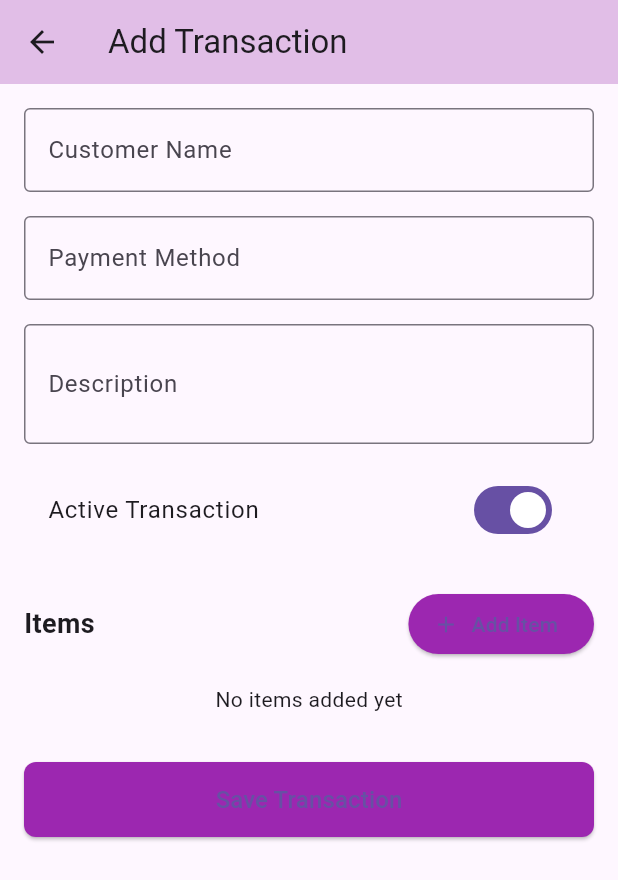
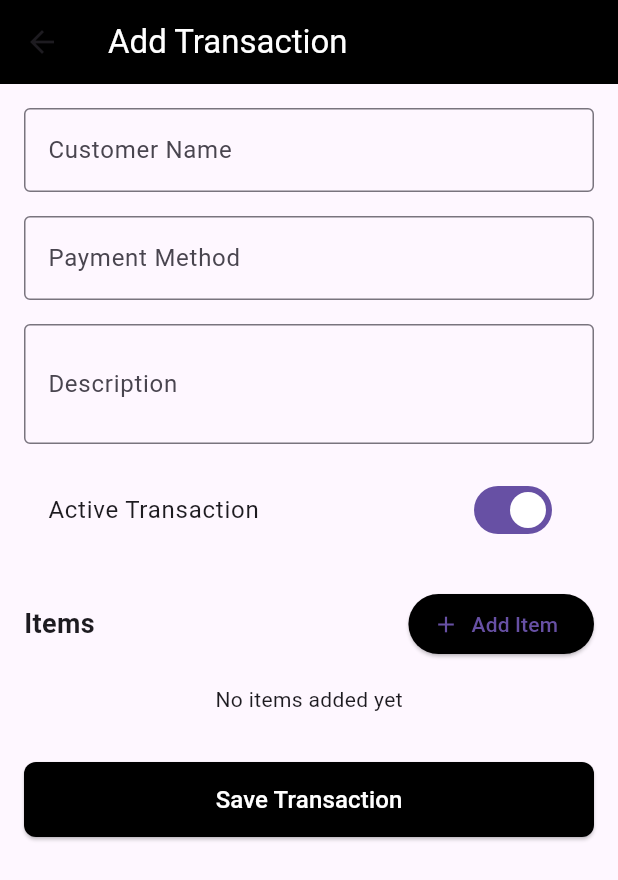
Before and after one commit to LasenSanvidu/bizmart, a Flutter app: the TransactionsScreen screen opened directly, after a tap on the "add" icon, on a phone screen of 412 x 824 dp. Shown: the top 880 px of the screen. Run offline on Flutter 3.47's test engine with Material 3 defaults, Android fonts, the phone set to English and light mode, and no system bars; our stand-ins replace cached_network_image, carousel_slider, cloud_firestore, curved_navigation_bar, dio, firebase_auth and 14 more; missing offline and left inert: flutter_firebase_chat_core, flutter_stripe; accounts and stored records are empty.

Commit message:
Changed the theme f the screen

```diff
--- a/lib/transaction_screen.dart
+++ b/lib/transaction_screen.dart
@@ -189,10 +189,10 @@ class _TransactionsScreenState extends State<TransactionsScreen> {
   Widget build(BuildContext context) {
     return Scaffold(
       appBar: AppBar(
-        backgroundColor: Colors.purple[100],
+        backgroundColor: Colors.black,
         elevation: 0,
         leading: IconButton(
-          icon: const Icon(Icons.arrow_back),
+          icon: const Icon(Icons.arrow_back, color: Colors.white),
           onPressed: () {
             // Handle navigation back
           },
@@ -205,11 +205,14 @@ class _TransactionsScreenState extends State<TransactionsScreen> {
             padding: const EdgeInsets.all(16.0),
             child: Row(
               children: [
-                Icon(Icons.account_balance_wallet, color: Colors.purple),
+                Icon(Icons.account_balance_wallet, color: Colors.white),
                 const SizedBox(width: 9),
                 const Text(
                   'Transactions',
-                  style: TextStyle(fontSize: 18, fontWeight: FontWeight.bold),
+                  style: TextStyle(
+                      fontSize: 18,
+                      fontWeight: FontWeight.bold,
+                      color: Colors.white),
                 ),
               ],
             ),
@@ -228,19 +231,23 @@ class _TransactionsScreenState extends State<TransactionsScreen> {
 
                 // Handle errors
                 if (snapshot.hasError) {
-                  return Center(child: Text('Error: ${snapshot.error}'));
+                  return Center(
+                      child: Text('Error: ${snapshot.error}',
+                          style: TextStyle(color: Colors.white)));
                 }
 
                 // Check if there are no transactions
                 if (!snapshot.hasData || snapshot.data!.docs.isEmpty) {
-                  return const Center(child: Text('No transactions found'));
+                  return const Center(
+                      child: Text('No transactions found',
+                          style: TextStyle(color: Colors.white)));
                 }
 
                 // Build the list of transactions
                 return ListView.separated(
                   itemCount: snapshot.data!.docs.length,
                   separatorBuilder: (context, index) =>
-                      const Divider(height: 1),
+                      const Divider(height: 1, color: Colors.grey),
                   itemBuilder: (context, index) {
                     DocumentSnapshot doc = snapshot.data!.docs[index];
                     Transaction transaction = Transaction.fromFirestore(doc);
@@ -266,6 +273,7 @@ class _TransactionsScreenState extends State<TransactionsScreen> {
                                 transaction.customerName,
                                 style: const TextStyle(
                                   fontWeight: FontWeight.w500,
+                                  color: Colors.white,
                                 ),
                               ),
                             ),
@@ -274,7 +282,7 @@ class _TransactionsScreenState extends State<TransactionsScreen> {
                               child: Text(
                                 transaction.paymentMethod,
                                 style: TextStyle(
-                                  color: Colors.grey[600],
+                                  color: Colors.grey[400],
                                 ),
                               ),
                             ),
@@ -285,6 +293,7 @@ class _TransactionsScreenState extends State<TransactionsScreen> {
                                 textAlign: TextAlign.right,
                                 style: const TextStyle(
                                   fontWeight: FontWeight.bold,
+                                  color: Colors.white,
                                 ),
                               ),
                             ),
@@ -330,8 +339,8 @@ class _TransactionsScreenState extends State<TransactionsScreen> {
             ),
           );
         },
-        backgroundColor: Colors.purple,
-        child: const Icon(Icons.add),
+        backgroundColor: Colors.white,
+        child: const Icon(Icons.add, color: Colors.black),
       ),
     );
   }
@@ -349,12 +358,15 @@ class TransactionDetailScreen extends StatelessWidget {
     return Scaffold(
       appBar: AppBar(
         title: const Text('Transaction Details',
-            style: TextStyle(fontSize: 20, fontWeight: FontWeight.bold)),
-        backgroundColor: Colors.purple[100],
+            style: TextStyle(
+                fontSize: 20,
+                fontWeight: FontWeight.bold,
+                color: Colors.white)),
+        backgroundColor: Colors.black,
         elevation: 0,
         actions: [
           IconButton(
-            icon: const Icon(Icons.edit),
+            icon: const Icon(Icons.edit, color: Colors.white),
             onPressed: () {
               // Navigate to edit transaction screen
               Navigator.push(
@@ -367,7 +379,7 @@ class TransactionDetailScreen extends StatelessWidget {
             },
           ),
           IconButton(
-            icon: const Icon(Icons.delete),
+            icon: const Icon(Icons.delete, color: Colors.white),
             onPressed: () {
               // Show confirmation dialog before deleting
               showDialog(
@@ -569,11 +581,11 @@ class TransactionDetailScreen extends StatelessWidget {
                           width: 48,
                           height: 48,
                           decoration: BoxDecoration(
-                            color: Colors.purple[50],
+                            color: Colors.grey[200],
                             borderRadius: BorderRadius.circular(8),
                           ),
                           child: Icon(Icons.shopping_bag_outlined,
-                              color: Colors.purple[300]),
+                              color: Colors.grey[800]),
                         ),
                         const SizedBox(width: 12),
                         Expanded(
@@ -627,7 +639,7 @@ class TransactionDetailScreen extends StatelessWidget {
                     style: const TextStyle(
                       fontSize: 20,
                       fontWeight: FontWeight.bold,
-                      color: Colors.purple,
+                      color: Colors.black,
                     ),
                   ),
                 ],
@@ -766,8 +778,9 @@ class _AddTransactionScreenState extends State<AddTransactionScreen> {
   Widget build(BuildContext context) {
     return Scaffold(
       appBar: AppBar(
-        title: const Text('Add Transaction'),
-        backgroundColor: Colors.purple[100],
+        title: const Text('Add Transaction',
+            style: TextStyle(color: Colors.white)),
+        backgroundColor: Colors.black,
         elevation: 0,
       ),
       body: SingleChildScrollView(
@@ -845,7 +858,7 @@ class _AddTransactionScreenState extends State<AddTransactionScreen> {
                     icon: const Icon(Icons.add),
                     label: const Text('Add Item'),
                     style: ElevatedButton.styleFrom(
-                      backgroundColor: Colors.purple,
+                      backgroundColor: Colors.black,
                     ),
                   ),
                 ],
@@ -891,14 +904,14 @@ class _AddTransactionScreenState extends State<AddTransactionScreen> {
                 child: ElevatedButton(
                   onPressed: _saveTransaction,
                   style: ElevatedButton.styleFrom(
-                    backgroundColor: Colors.purple,
+                    backgroundColor: Colors.black,
                     shape: RoundedRectangleBorder(
                       borderRadius: BorderRadius.circular(8),
                     ),
                   ),
                   child: const Text(
                     'Save Transaction',
-                    style: TextStyle(fontSize: 16),
+                    style: TextStyle(fontSize: 16, color: Colors.white),
                   ),
                 ),
               ),
@@ -1030,7 +1043,6 @@ class _EditTransactionScreenState extends State<EditTransactionScreen> {
       };
 
       // Update Firestore
-      // Update Firestore
       try {
         await FirebaseFirestore.instance
             .collection('transactions')
@@ -1056,8 +1068,9 @@ class _EditTransactionScreenState extends State<EditTransactionScreen> {
   Widget build(BuildContext context) {
     return Scaffold(
       appBar: AppBar(
-        title: const Text('Edit Transaction'),
-        backgroundColor: Colors.purple[100],
+        title: const Text('Edit Transaction',
+            style: TextStyle(color: Colors.white)),
+        backgroundColor: Colors.black,
         elevation: 0,
       ),
       body: SingleChildScrollView(
@@ -1135,7 +1148,7 @@ class _EditTransactionScreenState extends State<EditTransactionScreen> {
                     icon: const Icon(Icons.add),
                     label: const Text('Add Item'),
                     style: ElevatedButton.styleFrom(
-                      backgroundColor: Colors.purple,
+                      backgroundColor: Colors.black,
                     ),
                   ),
                 ],
@@ -1181,14 +1194,14 @@ class _EditTransactionScreenState extends State<EditTransactionScreen> {
                 child: ElevatedButton(
                   onPressed: _updateTransaction,
                   style: ElevatedButton.styleFrom(
-                    backgroundColor: Colors.purple,
+                    backgroundColor: Colors.black,
                     shape: RoundedRectangleBorder(
                       borderRadius: BorderRadius.circular(8),
                     ),
                   ),
                   child: const Text(
                     'Update Transaction',
-                    style: TextStyle(fontSize: 16),
+                    style: TextStyle(fontSize: 16, color: Colors.white),
                   ),
                 ),
               ),
```
